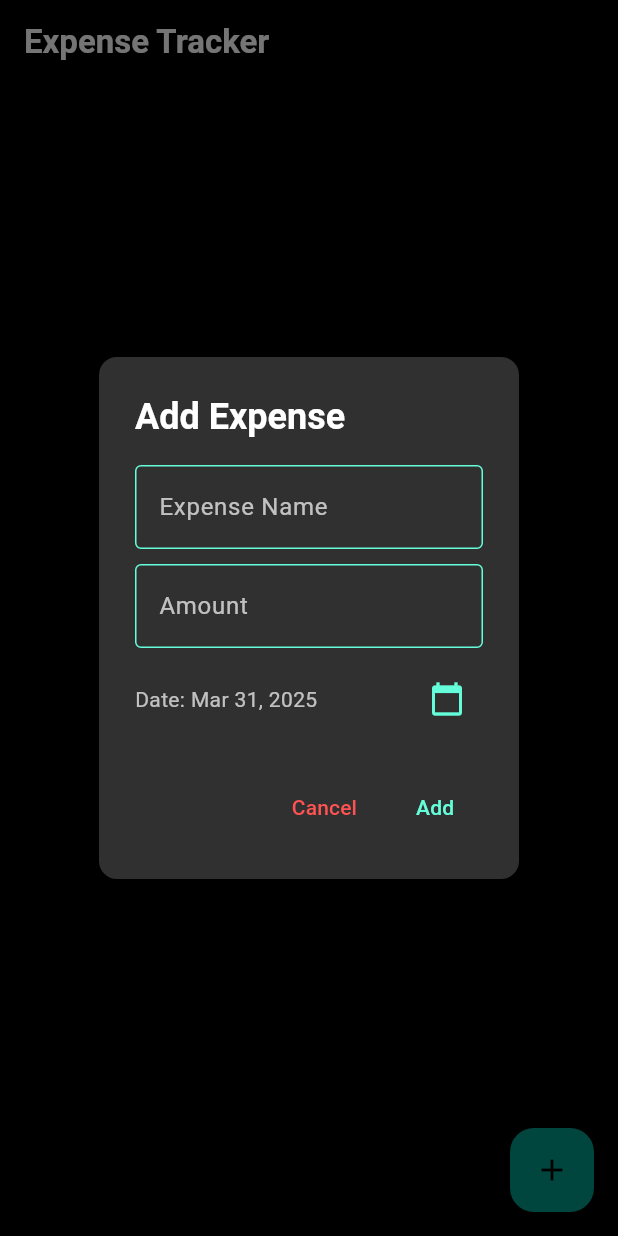
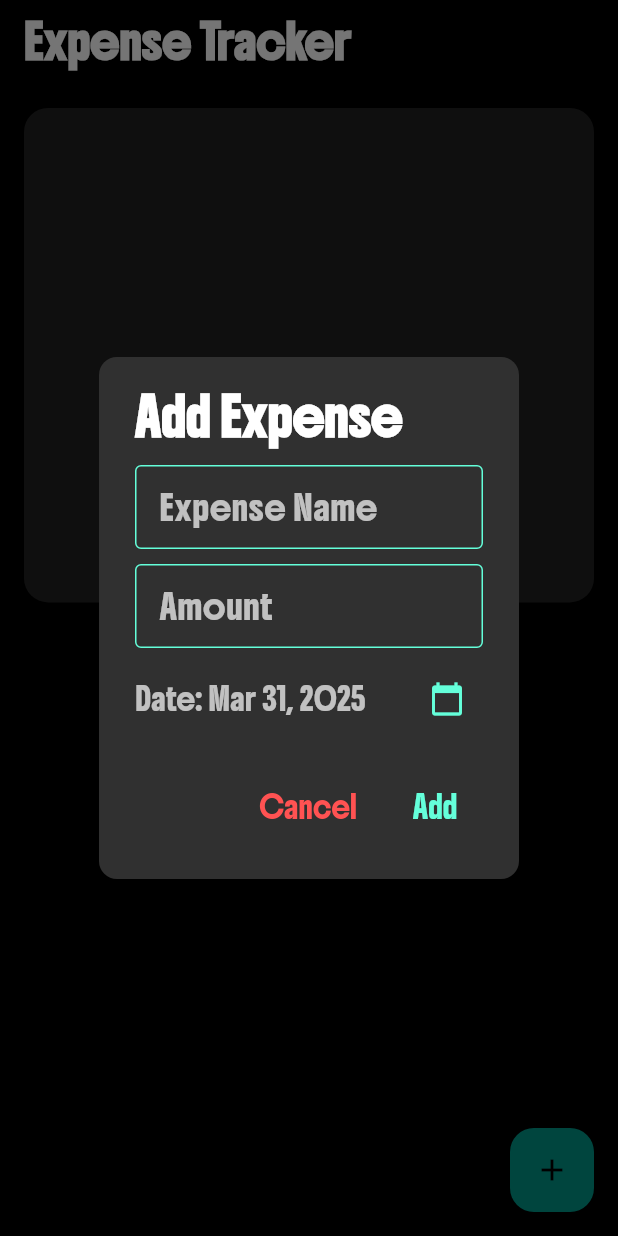
Before and after one commit to antonysajant/expense-tracker, a Flutter app: the screen it shows after launch, after a tap on the "add" icon, on a phone screen of 412 x 824 dp. Run offline on Flutter 3.47's test engine with Material 3 defaults, Android fonts, the phone set to English and light mode, and no system bars.

Commit message:
fonts added

```diff
--- a/lib/main.dart
+++ b/lib/main.dart
@@ -13,13 +13,17 @@ class ExpenseTrackerApp extends StatelessWidget {
     return MaterialApp(
       debugShowCheckedModeBanner: false,
       theme: ThemeData.dark().copyWith(
+        textTheme: const TextTheme(
+          bodyMedium: TextStyle(fontFamily: 'Boldonse'),
+        ),
         scaffoldBackgroundColor: Colors.black,
         appBarTheme: const AppBarTheme(
           backgroundColor: Colors.black,
           foregroundColor: Colors.white,
           elevation: 0,
         ),
-        colorScheme: ColorScheme.fromSwatch(primarySwatch: Colors.teal).copyWith(
+        colorScheme:
+            ColorScheme.fromSwatch(primarySwatch: Colors.teal).copyWith(
           brightness: Brightness.dark,
           secondary: Colors.tealAccent,
         ),
@@ -58,20 +62,29 @@ class _HomeScreenState extends State<HomeScreen> {
           builder: (context, setState) {
             return AlertDialog(
               backgroundColor: Colors.grey[850],
-              shape: RoundedRectangleBorder(borderRadius: BorderRadius.circular(12)),
-              title: const Text("Add Expense", style: TextStyle(color: Colors.white, fontWeight: FontWeight.bold)),
+              shape: RoundedRectangleBorder(
+                  borderRadius: BorderRadius.circular(12)),
+              title: const Text("Add Expense",
+                  style: TextStyle(
+                      fontFamily: 'Boldonse',
+                      color: Colors.white,
+                      fontWeight: FontWeight.bold)),
               content: Column(
                 mainAxisSize: MainAxisSize.min,
                 children: [
                   TextField(
                     controller: _nameController,
-                    decoration: InputDecoration(
+                    decoration: const InputDecoration(
                       labelText: "Expense Name",
-                      labelStyle: const TextStyle(color: Colors.white70),
-                      enabledBorder: OutlineInputBorder(borderSide: BorderSide(color: Colors.tealAccent)),
-                      focusedBorder: OutlineInputBorder(borderSide: BorderSide(color: Colors.teal)),
+                      labelStyle: TextStyle(
+                          fontFamily: 'Boldonse', color: Colors.white70),
+                      enabledBorder: OutlineInputBorder(
+                          borderSide: BorderSide(color: Colors.tealAccent)),
+                      focusedBorder: OutlineInputBorder(
+                          borderSide: BorderSide(color: Colors.teal)),
                     ),
-                    style: const TextStyle(color: Colors.white),
+                    style: const TextStyle(
+                        fontFamily: 'Boldonse', color: Colors.white),
                   ),
                   const SizedBox(height: 10),
                   TextField(
@@ -79,12 +92,16 @@ class _HomeScreenState extends State<HomeScreen> {
                     keyboardType: TextInputType.number,
                     decoration: InputDecoration(
                       labelText: "Amount",
-                      labelStyle: const TextStyle(color: Colors.white70),
-                      enabledBorder: OutlineInputBorder(borderSide: BorderSide(color: Colors.tealAccent)),
-                      focusedBorder: OutlineInputBorder(borderSide: BorderSide(color: Colors.teal)),
+                      labelStyle: const TextStyle(
+                          fontFamily: 'Boldonse', color: Colors.white70),
+                      enabledBorder: const OutlineInputBorder(
+                          borderSide: BorderSide(color: Colors.tealAccent)),
+                      focusedBorder: const OutlineInputBorder(
+                          borderSide: BorderSide(color: Colors.teal)),
                       errorText: _errorText,
                     ),
-                    style: const TextStyle(color: Colors.white),
+                    style: const TextStyle(
+                        fontFamily: 'Boldonse', color: Colors.white),
                     onChanged: (value) {
                       setState(() {
                         if (value.isEmpty || double.tryParse(value) == null) {
@@ -101,11 +118,13 @@ class _HomeScreenState extends State<HomeScreen> {
                       Expanded(
                         child: Text(
                           "Date: ${DateFormat.yMMMd().format(_selectedDate!)}",
-                          style: const TextStyle(color: Colors.white70),
+                          style: const TextStyle(
+                              fontFamily: 'Boldonse', color: Colors.white70),
                         ),
                       ),
                       IconButton(
-                        icon: const Icon(Icons.calendar_today, color: Colors.tealAccent),
+                        icon: const Icon(Icons.calendar_today,
+                            color: Colors.tealAccent),
                         onPressed: () async {
                           DateTime? pickedDate = await showDatePicker(
                             context: context,
@@ -141,12 +160,15 @@ class _HomeScreenState extends State<HomeScreen> {
               actions: [
                 TextButton(
                   onPressed: () => Navigator.of(context).pop(),
-                  child: const Text("Cancel", style: TextStyle(color: Colors.redAccent)),
+                  child: const Text("Cancel",
+                      style: TextStyle(
+                          fontFamily: 'Boldonse', color: Colors.redAccent)),
                 ),
                 TextButton(
                   onPressed: () {
                     setState(() {
-                      if (_amountController.text.isEmpty || double.tryParse(_amountController.text) == null) {
+                      if (_amountController.text.isEmpty ||
+                          double.tryParse(_amountController.text) == null) {
                         _errorText = "Please enter a valid number";
                         return;
                       }
@@ -156,7 +178,9 @@ class _HomeScreenState extends State<HomeScreen> {
                       Navigator.of(context).pop();
                     }
                   },
-                  child: const Text("Add", style: TextStyle(color: Colors.tealAccent)),
+                  child: const Text("Add",
+                      style: TextStyle(
+                          fontFamily: 'Boldonse', color: Colors.tealAccent)),
                 ),
               ],
             );
@@ -169,9 +193,29 @@ class _HomeScreenState extends State<HomeScreen> {
   @override
   Widget build(BuildContext context) {
     return Scaffold(
-      appBar: AppBar(title: const Text("Expense Tracker", style: TextStyle(fontWeight: FontWeight.bold))),
-      body: const Center(
-        child: Text("No expenses added yet", style: TextStyle(color: Colors.white70, fontSize: 16)),
+      appBar: AppBar(
+          title: const Text("Expense Tracker",
+              style: TextStyle(
+                  fontFamily: 'Boldonse', fontWeight: FontWeight.bold))),
+      body: Column(
+        children: [
+          Container(
+            margin: const EdgeInsets.all(16.0),
+            height: MediaQuery.of(context).size.height * 0.4,
+            width: double.infinity,
+            decoration: BoxDecoration(
+              color: Colors.grey[900],
+              borderRadius: BorderRadius.circular(16.0),
+            ),
+          ),
+          const Center(
+            child: Text("No expenses added yet",
+                style: TextStyle(
+                    fontFamily: 'Boldonse',
+                    color: Colors.white70,
+                    fontSize: 16)),
+          ),
+        ],
       ),
       floatingActionButton: FloatingActionButton(
         onPressed: _showAddExpenseDialog,
--- a/pubspec.yaml
+++ b/pubspec.yaml
@@ -31,11 +31,13 @@ dependencies:
   flutter:
     sdk: flutter
   intl: ^0.18.1
+  google_fonts: ^3.0.1
 
 
   # The following adds the Cupertino Icons font to your application.
   # Use with the CupertinoIcons class for iOS style icons.
   cupertino_icons: ^1.0.8
+  google_fonts: ^6.2.1
 
 dev_dependencies:
   flutter_test:
@@ -53,6 +55,10 @@ dev_dependencies:
 
 # The following section is specific to Flutter packages.
 flutter:
+  fonts:
+    - family: Boldonse
+      fonts:
+        - asset: assets/fonts/Boldonse-Regular.ttf
 
   # The following line ensures that the Material Icons font is
   # included with your application, so that you can use the icons in
```
Also changed, not shown: assets/fonts/Boldonse-Regular.ttf (added), pubspec.lock, 1 other file.
